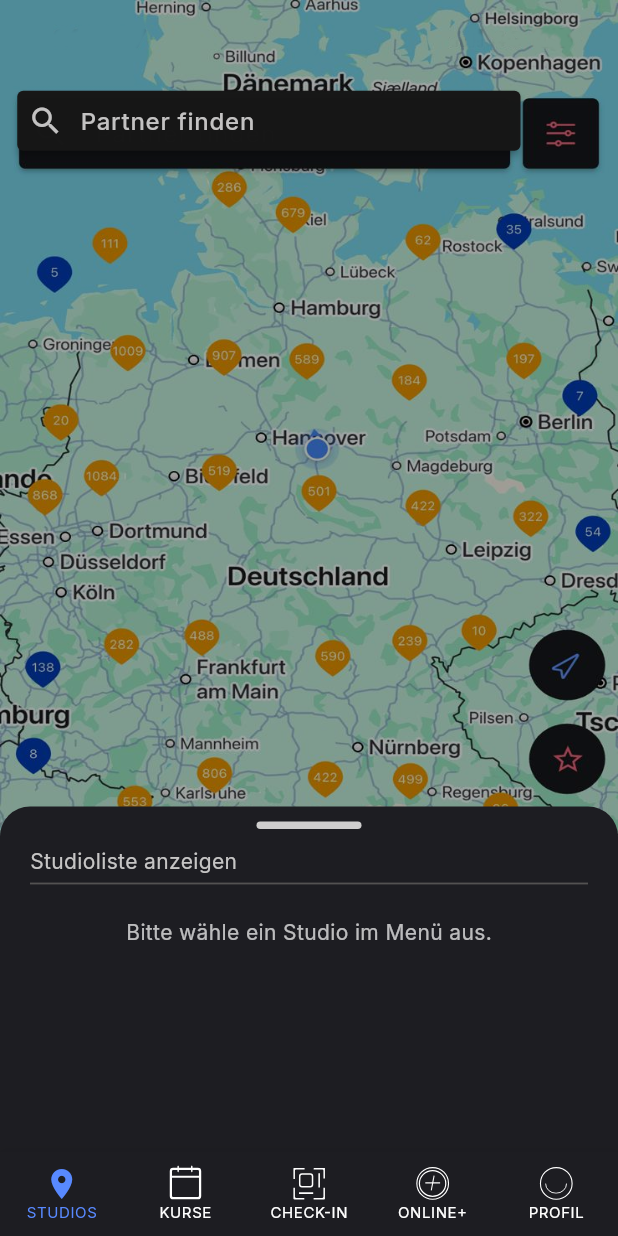
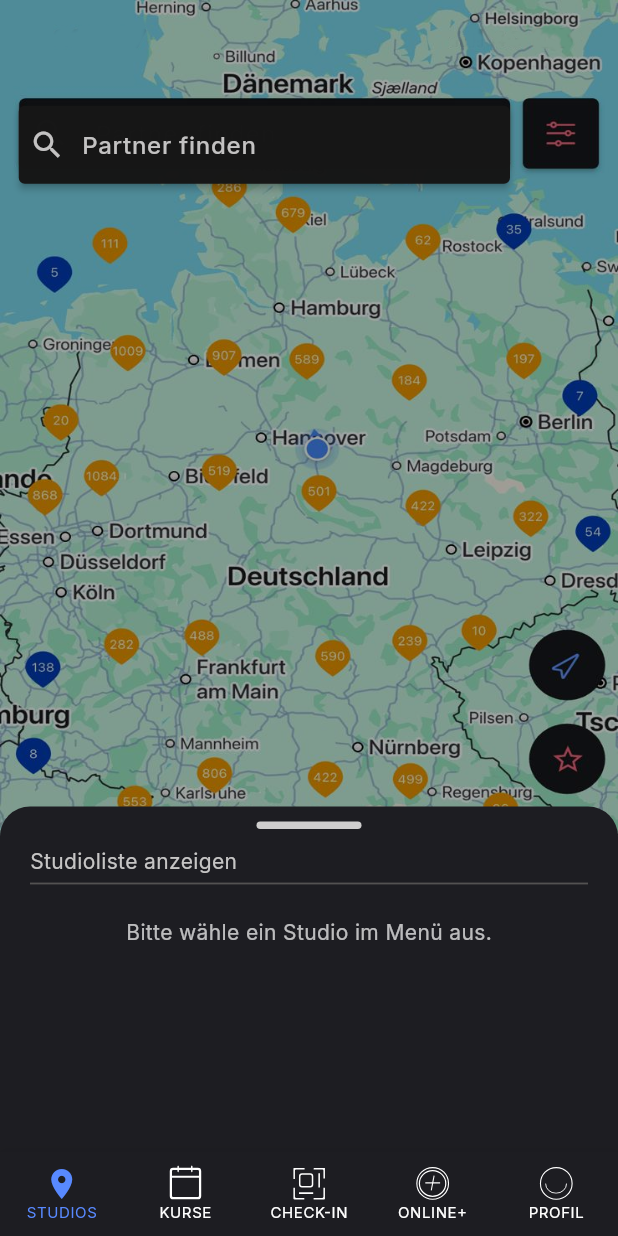
Before and after one commit to MarvinFraembs/Hanse_Fit, a Flutter app: the screen it shows after launch, on a phone screen of 412 x 824 dp. Run offline on Flutter 3.47's test engine with Material 3 defaults, Android fonts, the phone set to English and light mode, and no system bars; our stand-ins replace camera, flutter_svg, google_fonts, image_picker, permission_handler, shared_preferences; missing offline and left inert: window_size.

```diff
--- a/lib/ui/pages/checkin_page.dart
+++ b/lib/ui/pages/checkin_page.dart
@@ -358,7 +358,7 @@ class _CheckinPageState extends State<CheckinPage> {
                 color: const Color.fromARGB(255, 88, 137, 255),
                 fontSize: 16,
                 fontWeight: FontWeight.w500,
-                letterSpacing: 0.8,
+                letterSpacing: 0.6,
               ),
             ),
 
@@ -366,7 +366,7 @@ class _CheckinPageState extends State<CheckinPage> {
 
             // Button "Manueller Check-in beim Partner" – immer sichtbar
             SizedBox(
-              width: 300,
+              width: 320,
               height: 56,
               child: ElevatedButton(
                 onPressed: () {
--- a/lib/ui/pages/onlineplus_page.dart
+++ b/lib/ui/pages/onlineplus_page.dart
@@ -26,7 +26,7 @@ class OnlineplusPage extends StatelessWidget {
               child: Column(
                 crossAxisAlignment: CrossAxisAlignment.start,
                 children: [
-                  const SizedBox(height: 16),
+                  const SizedBox(height: 50),
                   Text(
                     'ONLINE +',
                     style: TextStyle(
--- a/lib/ui/pages/studios_page.dart
+++ b/lib/ui/pages/studios_page.dart
@@ -90,11 +90,11 @@ class StudiosPage extends StatelessWidget {
 
               // SearchBar Bereich
               Positioned(
-                top: 60.5,
-                left: 11.5,
-                right: 65,
+                top: 70.5,
+                left: 12.5,
+                right: 72,
                 child: Container(
-                  height: 40,
+                  height: 52,
                   child: SearchBar(
                     hintText: 'Partner finden',
                     leading: const Padding(
```
Also changed, not shown: lib/ui/pages/checkedin.dart (+4 -3 lines), 29 other files.
